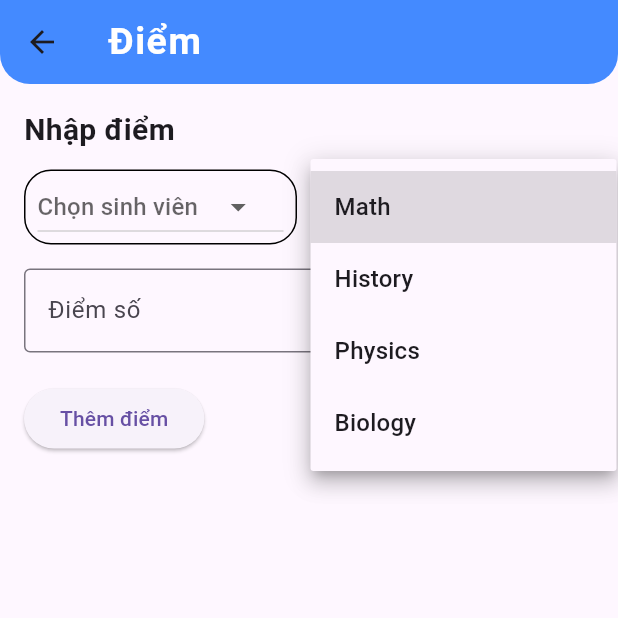
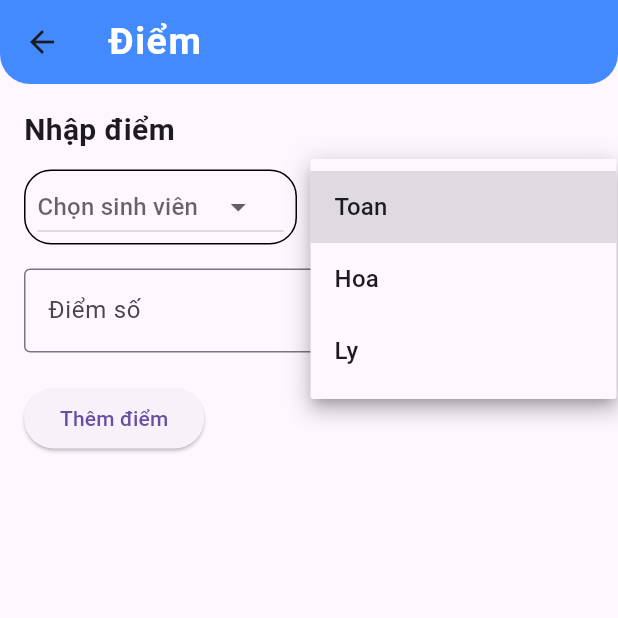
Before and after one commit to n4tsukii/bt-giua-ky, a Flutter app: the QLDiem screen opened directly, after a tap on "Chọn môn học", on a phone screen of 412 x 824 dp, the top half of it. Run offline on Flutter 3.47's test engine with Material 3 defaults, Android fonts, the phone set to English and light mode, and no system bars.

Commit message:
import list môn học vào ql điểm

```diff
--- a/lib/widgets/ql_diem.dart
+++ b/lib/widgets/ql_diem.dart
@@ -1,5 +1,6 @@
 import 'package:flutter/material.dart';
 import 'package:provider/provider.dart';
+import '../../models/monhoc.dart';
 import '../../models/sinhvien.dart';
 import 'components/theme.dart';
 
@@ -12,7 +13,7 @@ class QLDiem extends StatefulWidget {
 
 class _QLDiem extends State<QLDiem> {
   List<SinhVien> students = [];
-
+  List<Monhoc> courses = [];
   String selectedStudent = '';
   String selectedSubject = '';
   double grade = 0.0;
@@ -20,6 +21,7 @@ class _QLDiem extends State<QLDiem> {
   @override
   Widget build(BuildContext context) {
     students = Provider.of<StudentProvider>(context).currentStudent;
+    courses = Provider.of<MonHocState>(context).course;
     return Scaffold(
       appBar: AppBar(
         title: const Text(
@@ -98,10 +100,10 @@ class _QLDiem extends State<QLDiem> {
               selectedSubject = newValue!;
             });
           },
-          items: ['Math', 'History', 'Physics', 'Biology'].map((subject) {
+          items: courses.map((subject) {
             return DropdownMenuItem<String>(
-              value: subject,
-              child: Text(subject),
+              value: subject.ten,
+              child: Text(subject.ten),
             );
           }).toList(),
         ),
@@ -231,7 +233,7 @@ class _QLDiem extends State<QLDiem> {
       }
       if (studentCount > 0) {
         subjectAverage /= studentCount;
-        return Text('Điểm trung bình môn $selectedSubject: ${subjectAverage.toStringAsFixed(2)}');
+        return Text('Điểm môn $selectedSubject: ${subjectAverage.toStringAsFixed(2)}');
       } else {
         return Text('Chưa có sinh viên nào có điểm môn $selectedSubject');
       }
```
